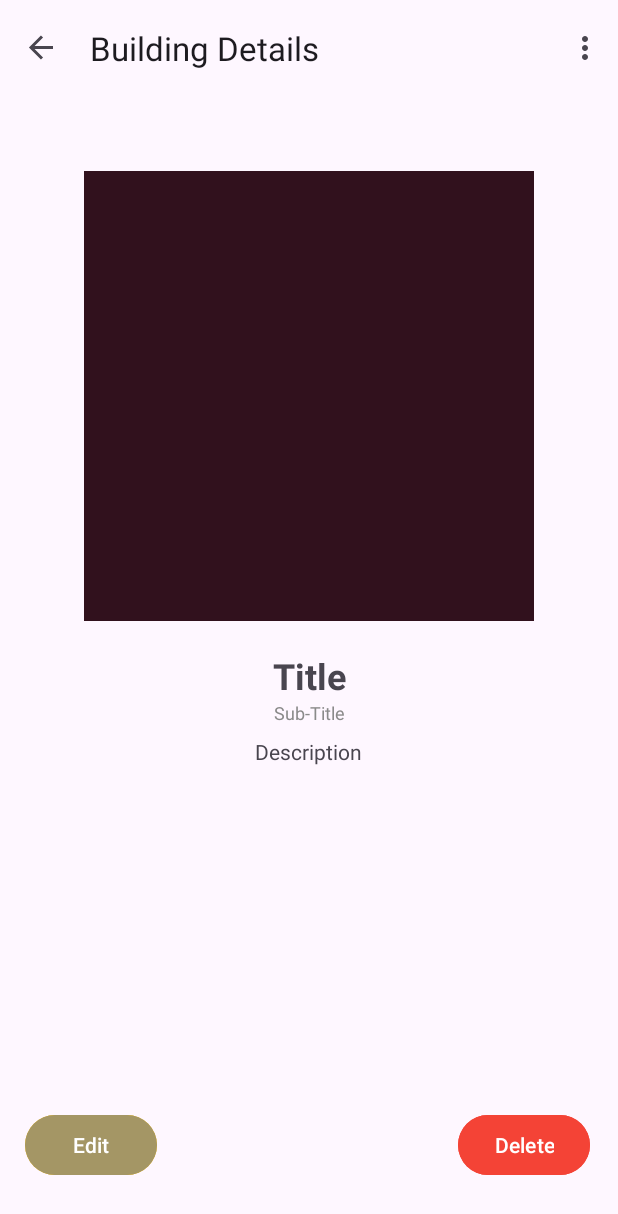
After one commit to ITCS-4155-Group-13/CampusTouring, an Android app: the MarkerInfoFragment screen opened through its navigation route, on a phone screen of 412 x 824 dp. The commit adds this screen. Shown: the top 1214 px of the screen. Run offline under Robolectric (Android 15) with nearby library versions, the phone set to English and light mode, and no system bars; our stand-ins replace navigation-ui; libraries missing offline, so code that uses them is left out: com.opencsv.

Commit message:
feat!: Details page

```diff
--- a/app/build.gradle
+++ b/app/build.gradle
@@ -32,7 +32,6 @@ android {
 }
 
 dependencies {
-
     implementation 'androidx.appcompat:appcompat:1.6.1'
     implementation 'com.google.android.material:material:1.11.0'
     implementation 'androidx.constraintlayout:constraintlayout:2.1.4'
@@ -42,5 +41,5 @@ dependencies {
     androidTestImplementation 'androidx.test.ext:junit:1.1.5'
     androidTestImplementation 'androidx.test.espresso:espresso-core:3.5.1'
     implementation("com.google.android.gms:play-services-maps:18.2.0")
-    implementation 'com.opencsv:opencsv:5.5'
+    implementation 'com.opencsv:opencsv:4.6'
 }
--- a/app/src/main/java/com/example/campustouring/MainActivity.java
+++ b/app/src/main/java/com/example/campustouring/MainActivity.java
@@ -59,7 +59,7 @@ public class MainActivity extends AppCompatActivity {
                     navController.navigate(R.id.action_MapFragment_to_ARFragment);
                     isARFragmentShown = true;
                     binding.fab.setImageResource(android.R.drawable.ic_dialog_map);
-                } else {
+                  } else {
                     navController.popBackStack();
                     isARFragmentShown = false;
                     binding.fab.setImageResource(android.R.drawable.ic_menu_camera);
--- /dev/null
+++ b/app/src/main/java/com/example/campustouring/MarkerInfoFragment.java
@@ -0,0 +1,202 @@
+package com.example.campustouring;
+
+import android.graphics.Color;
+import android.os.Bundle;
+
+import androidx.annotation.NonNull;
+import androidx.annotation.Nullable;
+import androidx.fragment.app.Fragment;
+
+import android.util.Log;
+import android.view.LayoutInflater;
+import android.view.View;
+import android.view.ViewGroup;
+import android.widget.Button;
+import android.widget.Toast;
+
+import com.example.campustouring.databinding.FragmentMarkerInfoBinding;
+import com.example.campustouring.databinding.FragmentSettingsBinding;
+import com.google.android.gms.maps.GoogleMap;
+import com.opencsv.CSVReader;
+import com.opencsv.CSVWriter;
+
+import org.apache.commons.lang3.ObjectUtils;
+
+import java.io.IOException;
+import java.io.InputStreamReader;
+import java.io.OutputStreamWriter;
+import java.util.ArrayList;
+import java.util.List;
+
+public class MarkerInfoFragment extends Fragment {
+
+    private FragmentMarkerInfoBinding binding;
+    private Button editButton;
+    private Button deleteButton;
+    private boolean isEditMode = false;
+    private String[] location;
+
+    @Override
+    public View onCreateView(LayoutInflater inflater, ViewGroup container,
+                             Bundle savedInstanceState) {
+        binding = FragmentMarkerInfoBinding.inflate(inflater, container, false);
+        editButton = binding.editButton;
+        deleteButton = binding.deleteButton;
+        updateButtonState();
+
+        editButton.setOnClickListener(new View.OnClickListener() {
+            @Override
+            public void onClick(View v) {
+                if (isEditMode) {
+                    saveChangesToCSV();
+                }
+                isEditMode = !isEditMode;
+                updateButtonState();
+            }
+        });
+
+        deleteButton.setOnClickListener(new View.OnClickListener() {
+            @Override
+            public void onClick(View v) {
+                deleteLineFromCSV(Integer.parseInt(location[0]));
+                getParentFragmentManager().popBackStack();
+            }
+        });
+
+        return binding.getRoot();
+    }
+
+    private void updateButtonState() {
+        if (isEditMode) {
+            editButton.setText(R.string.saveText);
+            editButton.setBackgroundColor(Color.parseColor("#005035"));
+
+            binding.editTitleText.setText(location[1]);
+            binding.editTitleText.setVisibility(View.VISIBLE);
+            binding.editSubTitleText.setText(location[2]);
+            binding.editSubTitleText.setVisibility(View.VISIBLE);
+            binding.editDescriptionText.setText(location[3]);
+            binding.editDescriptionText.setVisibility(View.VISIBLE);
+            binding.scrollEditDescriptionText.setVisibility(View.VISIBLE);
+
+            binding.titleTextView.setVisibility(View.INVISIBLE);
+            binding.subTitleTextView.setVisibility(View.INVISIBLE);
+            binding.descriptionTextView.setVisibility(View.INVISIBLE);
+            binding.scrollDescriptionTextView.setVisibility(View.INVISIBLE);
+        } else {
+            editButton.setText(R.string.editText);
+            editButton.setBackgroundColor(Color.parseColor("#A49665"));
+
+            binding.editTitleText.setVisibility(View.INVISIBLE);
+            binding.editSubTitleText.setVisibility(View.INVISIBLE);
+            binding.editDescriptionText.setVisibility(View.INVISIBLE);
+            binding.scrollEditDescriptionText.setVisibility(View.VISIBLE);
+
+            binding.titleTextView.setVisibility(View.VISIBLE);
+            binding.subTitleTextView.setVisibility(View.VISIBLE);
+            binding.descriptionTextView.setVisibility(View.VISIBLE);
+            binding.scrollDescriptionTextView.setVisibility(View.VISIBLE);
+        }
+    }
+
+    private void saveChangesToCSV() {
+        try (InputStreamReader inputStreamReader = new InputStreamReader(getResources().openRawResource(R.raw.master));
+             CSVReader reader = new CSVReader(inputStreamReader, '~');
+             OutputStreamWriter outputStreamWriter = new OutputStreamWriter(getContext().openFileOutput("temp.csv", getContext().MODE_PRIVATE));
+             CSVWriter writer = new CSVWriter(outputStreamWriter, '~')) {
+
+            String[] line;
+            while ((line = reader.readNext()) != null) {
+                if (line[0].equals(location[0])) {
+                    // Log the current values
+                    Log.d("MarkerInfoFragment", "Current values - Title: " + line[1] + ", Subtitle: " + line[2] + ", Description: " + line[3]);
+
+                    // Update values from EditText fields
+                    line[1] = binding.editTitleText.getText().toString();
+                    line[2] = binding.editSubTitleText.getText().toString();
+                    line[3] = binding.editDescriptionText.getText().toString();
+
+                    // Log the updated values
+                    Log.d("MarkerInfoFragment", "Updated values - Title: " + line[1] + ", Subtitle: " + line[2] + ", Description: " + line[3]);
+                }
+                writer.writeNext(line);
+            }
+
+            // Delete old file and rename the new file
+            getContext().deleteFile("master.csv");
+            getContext().getFileStreamPath("temp.csv").renameTo(getContext().getFileStreamPath("master.csv"));
+
+            Toast.makeText(getContext(), "Changes saved successfully!", Toast.LENGTH_SHORT).show();
+
+        } catch (IOException e) {
+            e.printStackTrace();
+            Toast.makeText(getContext(), "Error saving changes!", Toast.LENGTH_SHORT).show();
+        }
+    }
+
+    private void deleteLineFromCSV(int indexToDelete) {
+        try (InputStreamReader inputStreamReader = new InputStreamReader(getResources().openRawResource(R.raw.master));
+             CSVReader reader = new CSVReader(inputStreamReader, '~');
+             OutputStreamWriter outputStreamWriter = new OutputStreamWriter(getContext().openFileOutput("temp.csv", getContext().MODE_PRIVATE));
+             CSVWriter writer = new CSVWriter(outputStreamWriter, '~')) {
+
+            String[] line;
+            int currentIndex = 0;
+
+            while ((line = reader.readNext()) != null) {
+                if (currentIndex != indexToDelete) {
+                    writer.writeNext(line);
+                }
+                currentIndex++;
+            }
+
+            // Delete old file and rename the new file
+            getContext().deleteFile("master.csv");
+            getContext().getFileStreamPath("temp.csv").renameTo(getContext().getFileStreamPath("master.csv"));
+
+            Toast.makeText(getContext(), "Line deleted successfully!", Toast.LENGTH_SHORT).show();
+
+        } catch (IOException e) {
+            e.printStackTrace();
+            Toast.makeText(getContext(), "Error deleting line!", Toast.LENGTH_SHORT).show();
+        }
+    }
+
+
+    public String[] searchCSV(String locationIndex) {
+        try (CSVReader reader = new CSVReader(new InputStreamReader(getResources().openRawResource(R.raw.master)), '~')) {
+            String[] line;
+            while ((line = reader.readNext()) != null) {
+                if (line[0].equals(locationIndex)) {
+                    return line;
+                }
+            }
+            return new String[0]; // Return an empty array
+        } catch (IOException e) {
+            // Handle the exception (e.g., log an error message)
+            e.printStackTrace();
+            return new String[0]; // Return an empty array
+        }
+    }
+
+
+    @Override
+    public void onViewCreated(@NonNull View view, @Nullable Bundle savedInstanceState) {
+        super.onViewCreated(view, savedInstanceState);
+
+        // Retrieve marker details from arguments
+        Bundle args = getArguments();
+        if (args != null) {
+            String snippet = args.getString("snippet", "");
+            location = searchCSV(snippet);
+            binding.titleTextView.setText(location[1]);
+            binding.subTitleTextView.setText(location[2]);
+            binding.descriptionTextView.setText(location[3]);
+        }
+    }
+    @Override
+    public void onDestroyView() {
+        super.onDestroyView();
+        binding = null;
+    }
+}
--- /dev/null
+++ b/app/src/main/res/layout/fragment_marker_info.xml
@@ -0,0 +1,149 @@
+<?xml version="1.0" encoding="utf-8"?>
+<FrameLayout xmlns:android="http://schemas.android.com/apk/res/android"
+    xmlns:app="http://schemas.android.com/apk/res-auto"
+    xmlns:tools="http://schemas.android.com/tools"
+    android:layout_width="match_parent"
+    android:layout_height="match_parent"
+    tools:context=".MarkerInfoFragment">
+
+    <androidx.constraintlayout.widget.ConstraintLayout
+        android:layout_width="match_parent"
+        android:layout_height="match_parent">
+
+        <TextView
+            android:id="@+id/titleTextView"
+            android:layout_width="wrap_content"
+            android:layout_height="wrap_content"
+            android:layout_marginStart="176dp"
+            android:layout_marginTop="20dp"
+            android:layout_marginEnd="176dp"
+            android:text="@string/titleText"
+            android:textAlignment="center"
+            android:textSize="24sp"
+            android:textStyle="bold"
+            app:layout_constraintEnd_toEndOf="parent"
+            app:layout_constraintStart_toStartOf="parent"
+            app:layout_constraintTop_toBottomOf="@+id/buildingImageView" />
+
+        <ImageView
+            android:id="@+id/buildingImageView"
+            android:layout_width="300dp"
+            android:layout_height="300dp"
+            android:layout_marginStart="142dp"
+            android:layout_marginTop="50dp"
+            android:layout_marginEnd="142dp"
+            android:layout_marginBottom="60dp"
+            app:layout_constraintBottom_toTopOf="@+id/titleTextView"
+            app:layout_constraintEnd_toEndOf="parent"
+            app:layout_constraintHorizontal_bias="0.502"
+            app:layout_constraintStart_toStartOf="parent"
+            app:layout_constraintTop_toTopOf="parent"
+            app:srcCompat="?attr/colorOnTertiaryFixed"
+            tools:src="@tools:sample/avatars" />
+
+        <TextView
+            android:id="@+id/subTitleTextView"
+            android:layout_width="wrap_content"
+            android:layout_height="wrap_content"
+            android:text="@string/subTitleText"
+            android:textAlignment="center"
+            android:textColor="#8A8A8A"
+            android:textSize="12sp"
+            app:layout_constraintEnd_toEndOf="@+id/titleTextView"
+            app:layout_constraintStart_toStartOf="@+id/titleTextView"
+            app:layout_constraintTop_toBottomOf="@+id/titleTextView" />
+
+        <Button
+            android:id="@+id/editButton"
+            android:layout_width="wrap_content"
+            android:layout_height="wrap_content"
+            android:layout_marginStart="16dp"
+            android:backgroundTint="#FFC107"
+            android:text="@string/editText"
+            app:layout_constraintEnd_toStartOf="@+id/deleteButton"
+            app:layout_constraintStart_toStartOf="parent"
+            app:layout_constraintTop_toTopOf="@+id/deleteButton" />
+
+        <Button
+            android:id="@+id/deleteButton"
+            android:layout_width="wrap_content"
+            android:layout_height="wrap_content"
+            android:layout_marginStart="200dp"
+            android:layout_marginTop="325dp"
+            android:layout_marginEnd="18dp"
+            android:backgroundTint="#F44336"
+            android:text="@string/deleteText"
+            app:backgroundTint="@android:color/black"
+            app:layout_constraintEnd_toEndOf="parent"
+            app:layout_constraintStart_toEndOf="@+id/editButton"
+            app:layout_constraintTop_toBottomOf="@+id/buildingImageView" />
+
+        <EditText
+            android:id="@+id/editTitleText"
+            android:layout_width="wrap_content"
+            android:layout_height="wrap_content"
+            android:layout_marginTop="20dp"
+            android:ems="10"
+            android:hint="@string/titleText"
+            android:inputType="text"
+            android:text="@string/titleText"
+            android:visibility="invisible"
+            app:layout_constraintEnd_toEndOf="parent"
+            app:layout_constraintStart_toStartOf="parent"
+            app:layout_constraintTop_toBottomOf="@+id/buildingImageView" />
+
+        <EditText
+            android:id="@+id/editSubTitleText"
+            android:layout_width="wrap_content"
+            android:layout_height="wrap_content"
+            android:ems="10"
+            android:hint="@string/subTitleText"
+            android:inputType="text"
+            android:text="@string/subTitleText"
+            android:visibility="invisible"
+            app:layout_constraintEnd_toEndOf="@+id/editTitleText"
+            app:layout_constraintHorizontal_bias="0.0"
+            app:layout_constraintStart_toStartOf="@+id/editTitleText"
+            app:layout_constraintTop_toBottomOf="@+id/editTitleText" />
+
+        <ScrollView
+            android:id="@+id/scrollEditDescriptionText"
+            android:layout_width="403dp"
+            android:layout_height="199dp"
+            app:layout_constraintEnd_toEndOf="@+id/editSubTitleText"
+            app:layout_constraintStart_toStartOf="@+id/editSubTitleText"
+            app:layout_constraintTop_toBottomOf="@+id/editSubTitleText">
+
+            <EditText
+                android:id="@+id/editDescriptionText"
+                android:layout_width="match_parent"
+                android:layout_height="wrap_content"
+                android:layout_marginTop="12dp"
+                android:ems="10"
+                android:gravity="start|top"
+                android:hint="@string/descriptionText"
+                android:inputType="textMultiLine"
+                android:text="@string/descriptionText"
+                android:visibility="invisible" />
+        </ScrollView>
+
+        <ScrollView
+            android:id="@+id/scrollDescriptionTextView"
+            android:layout_width="385dp"
+            android:layout_height="234dp"
+            android:layout_marginTop="8dp"
+            app:layout_constraintEnd_toEndOf="@+id/subTitleTextView"
+            app:layout_constraintHorizontal_bias="0.503"
+            app:layout_constraintStart_toStartOf="@+id/subTitleTextView"
+            app:layout_constraintTop_toBottomOf="@+id/subTitleTextView">
+
+            <TextView
+                android:id="@+id/descriptionTextView"
+                android:layout_width="match_parent"
+                android:layout_height="wrap_content"
+                android:text="@string/descriptionText"
+                android:textAlignment="center" />
+        </ScrollView>
+
+    </androidx.constraintlayout.widget.ConstraintLayout>
+</FrameLayout>
--- a/app/src/main/res/navigation/nav_graph.xml
+++ b/app/src/main/res/navigation/nav_graph.xml
@@ -24,6 +24,10 @@
         <action
             android:id="@+id/action_MapFragment_to_ARFragment"
             app:destination="@id/ARFragment" />
+
+        <action
+            android:id="@+id/action_MapFragment_to_MarkerInfoFragment"
+            app:destination="@id/MarkerInfoFragment" />
     </fragment>
     <fragment
         android:id="@+id/ARFragment"
@@ -41,4 +45,13 @@
         android:label="@string/action_settings"
         tools:layout="@layout/fragment_settings">
     </fragment>
+    <fragment
+        android:id="@+id/MarkerInfoFragment"
+        android:name="com.example.campustouring.MarkerInfoFragment"
+        android:label="@string/markerinfo"
+        tools:layout="@layout/fragment_marker_info">
+        <action
+            android:id="@+id/action_MarkerInfoFragment_to_MapFragment"
+            app:destination="@id/ARFragment" />
+    </fragment>
 </navigation>
--- a/app/src/main/res/values/strings.xml
+++ b/app/src/main/res/values/strings.xml
@@ -4,11 +4,22 @@
     <!-- Strings used for fragments for navigation -->
     <string name="introduction">Introduction</string>
     <string name="map">Map</string>
+    <string name="markerinfo">Building Details</string>
     <string name="next">Next</string>
     <string name="previous">Previous</string>
     <string name="start">Start</string>
 
+    <string name="titleText">Title</string>
+    <string name="subTitleText">Sub-Title</string>
+    <string name="descriptionText">Description</string>
+    <string name="editText">Edit</string>
+    <string name="saveText">Save</string>
+    <string name="deleteText">Delete</string>
+
+
     <string name="app_description">
         Traditional campus tours can be overwhelming, leaving participants struggling to absorb all the information provided. With EduTours, you no longer need to rely on scheduled tour times or tour guides to explore the campus. Our augmented reality map application puts the power in your hands, allowing you to discover campus landmarks, historical buildings, eateries, and hidden gems at your own pace.
     </string>
+    <!-- TODO: Remove or change this placeholder text -->
+    <string name="hello_blank_fragment">Hello blank fragment</string>
 </resources>
```
Also changed, not shown: app/src/main/java/com/example/campustouring/MapFragment.java (+57 -18 lines), app/src/main/res/layout/custom_marker_view.xml (added, +29 -0 lines), app/src/main/res/raw/empty_map_style.json (added, +11 -0 lines).
